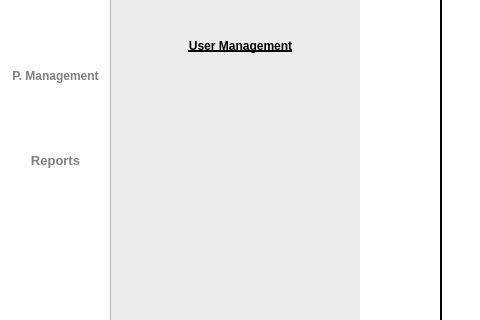
Before: the Qt Designer form Project SE/ui/userscreen_edit.ui in Patatims/CCSFEN2_Project, drawn with Qt 5; both pictures show x 0 to 480 and y 250 to 570 of the 1200 by 800 pixel window.
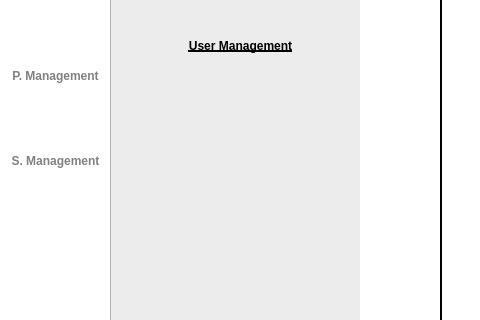
After: the same form once the commit is applied. Icons and pictures are not drawn.

```diff
--- a/Project SE/ui/userscreen_edit.ui
+++ b/Project SE/ui/userscreen_edit.ui
@@ -485,36 +485,6 @@
      <string>Menu</string>
     </property>
    </widget>
-   <widget class="QPushButton" name="reportbtn">
-    <property name="geometry">
-     <rect>
-      <x>15</x>
-      <y>395</y>
-      <width>81</width>
-      <height>31</height>
-     </rect>
-    </property>
-    <property name="styleSheet">
-     <string notr="true">QPushButton{
-    color: rgba(0,0,0, 0.5);
-    font-family: 'Inter';
-    font-size: 13px;
-    font-weight: 500;
-	border:none;
-}
-
-QPushButton:hover{
-color: #FB9722;
-border: 2px solid #FB9722;
-border-radius: 8px;
-background-color: rgba(255, 167, 25, 0.1);
-}
-</string>
-    </property>
-    <property name="text">
-     <string>Reports</string>
-    </property>
-   </widget>
    <widget class="QLabel" name="menuIcon">
     <property name="geometry">
      <rect>
@@ -1108,6 +1078,35 @@
    <zorder>whitebg_3</zorder>
    <zorder>tableWidget</zorder>
   </widget>
+  <widget class="QPushButton" name="reportbtn">
+   <property name="geometry">
+    <rect>
+     <x>5</x>
+     <y>395</y>
+     <width>101</width>
+     <height>31</height>
+    </rect>
+   </property>
+   <property name="styleSheet">
+    <string notr="true">QPushButton{
+    color: rgba(0,0,0, 0.5);
+    font-family: 'Inter';
+    font-size: 12px;
+    font-weight: 500;
+	border:none;
+}
+
+QPushButton:hover{
+color: #FB9722;
+border: 2px solid #FB9722;
+border-radius: 8px;
+background-color: rgba(255, 167, 25, 0.1);
+}</string>
+   </property>
+   <property name="text">
+    <string>S. Management</string>
+   </property>
+  </widget>
  </widget>
  <resources>
   <include location="../resource.qrc"/>
```
Left out of the diff: 1 changed line with no effect on the pictures.
